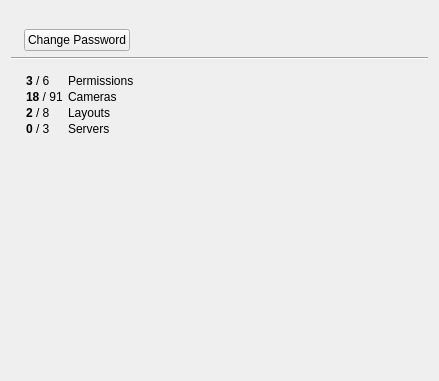
Before: the Qt Designer form client/src/ui/widgets/properties/user_profile_widget.ui in networkoptix/nx_open, drawn with Qt 5.
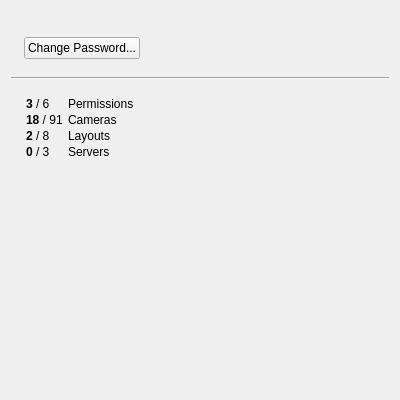
After: the same form once the commit is applied. Custom widgets are drawn as their Qt base class.

Commit message:
VMS-2623: User Settings: Profile (part 1)
<==== Mercurial data ====>
Branch: dev_3.0.0_gui

What changed in the file:
```diff
--- a/client/src/ui/widgets/properties/user_profile_widget.ui
+++ b/client/src/ui/widgets/properties/user_profile_widget.ui
@@ -6,10 +6,16 @@
    <rect>
     <x>0</x>
     <y>0</y>
-    <width>439</width>
-    <height>381</height>
+    <width>400</width>
+    <height>400</height>
    </rect>
   </property>
+  <property name="sizePolicy">
+   <sizepolicy hsizetype="Fixed" vsizetype="Preferred">
+    <horstretch>0</horstretch>
+    <verstretch>0</verstretch>
+   </sizepolicy>
+  </property>
   <layout class="QVBoxLayout" name="verticalLayout">
    <item>
     <widget class="QnInputField" name="loginInputField" native="true"/>
@@ -27,13 +33,13 @@
        <number>0</number>
       </property>
       <property name="topMargin">
-       <number>0</number>
+       <number>8</number>
       </property>
       <property name="rightMargin">
        <number>0</number>
       </property>
       <property name="bottomMargin">
-       <number>0</number>
+       <number>8</number>
       </property>
       <item>
        <widget class="QLabel" name="changePasswordSpacerLabel"/>
@@ -47,7 +53,7 @@
          </sizepolicy>
         </property>
         <property name="text">
-         <string>Change Password</string>
+         <string>Change Password...</string>
         </property>
        </widget>
       </item>
@@ -69,6 +75,12 @@
    </item>
    <item>
     <widget class="Line" name="line">
+     <property name="minimumSize">
+      <size>
+       <width>0</width>
+       <height>10</height>
+      </size>
+     </property>
      <property name="orientation">
       <enum>Qt::Horizontal</enum>
      </property>
```
The commit also changes 5 other files.
